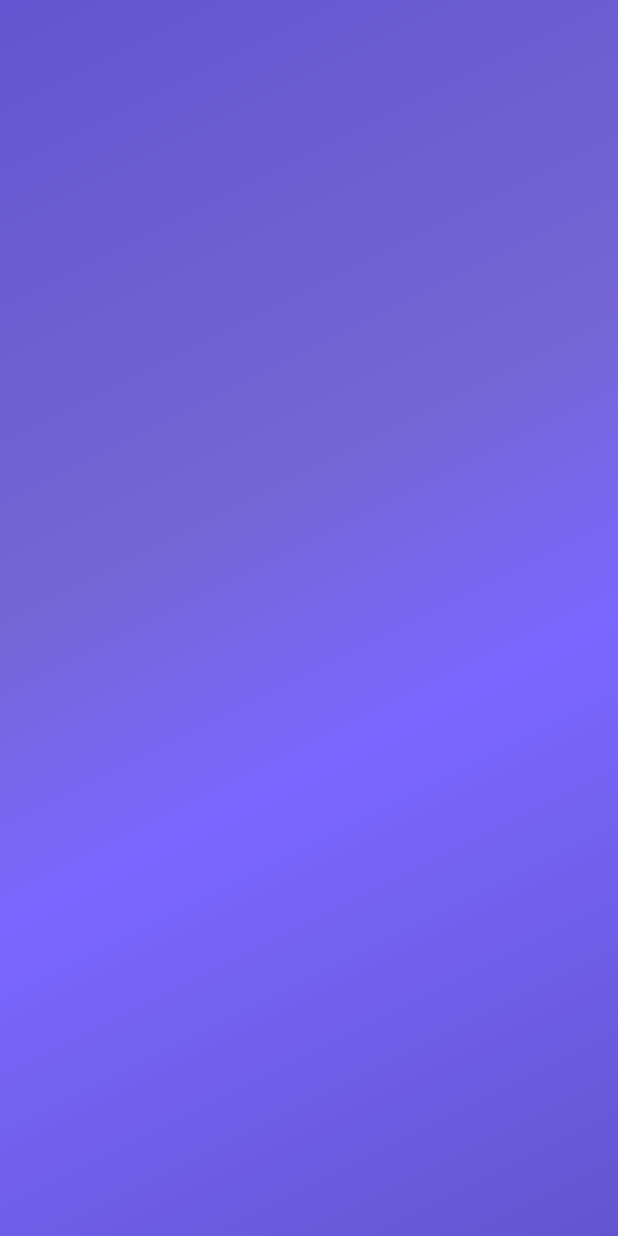
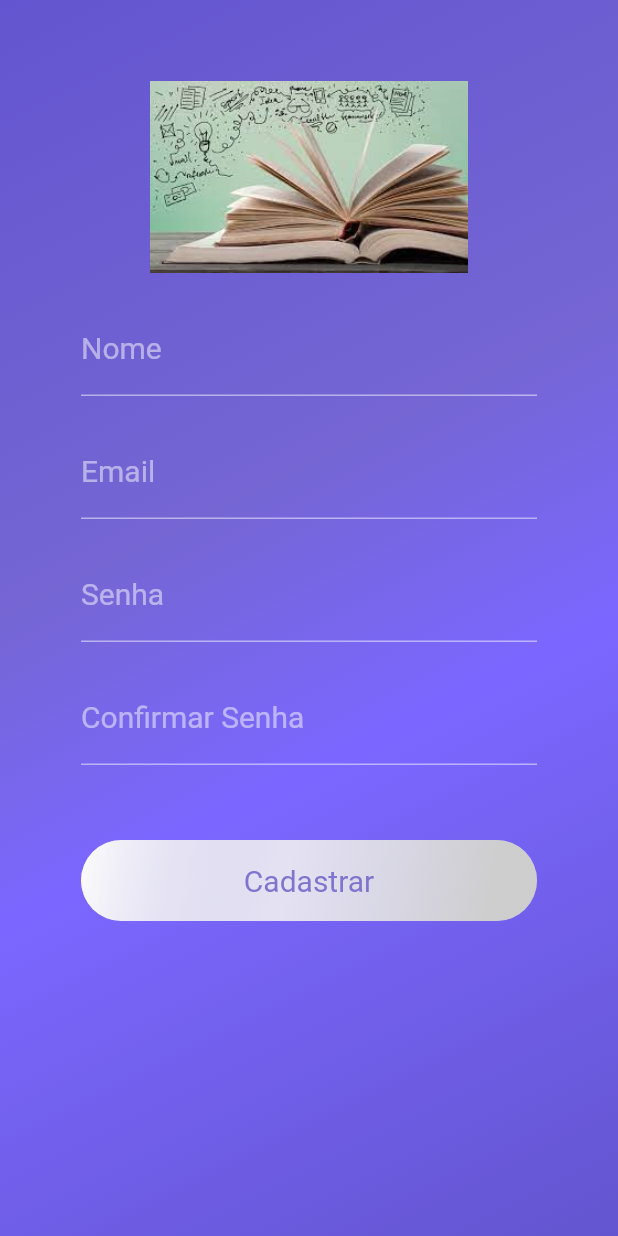
Before and after one commit to Grazifelix/Like-A-book-App, a Flutter app: the RegisterPage screen opened by its route, on a phone screen of 412 x 824 dp. Run offline on Flutter 3.47's test engine with Material 2 defaults, Android fonts, the phone set to English and light mode, and no system bars; missing offline and left inert: dart:html.

Commit message:
style: create all the register screen components

```diff
--- a/lib/src/view/register_page_view.dart
+++ b/lib/src/view/register_page_view.dart
@@ -1,4 +1,5 @@
 import 'package:flutter/material.dart';
+import 'package:likeabook_app/src/controller/login_page_controller.dart';
 
 class RegisterPage extends StatefulWidget {
   const RegisterPage({Key? key}) : super(key: key);
@@ -26,8 +27,153 @@ class _RegisterPageState extends State<RegisterPage> {
             Color.fromARGB(255, 99, 85, 207)
           ],
         )),
-        padding: const EdgeInsets.all(54.0),
-        child: ListView(),
+        padding: const EdgeInsets.only(
+            left: 54.0, top: 54.0, right: 54.0, bottom: 0.0),
+        child: ListView(
+          children: <Widget>[
+            SizedBox(
+              width: 128,
+              height: 128,
+              child: Image.asset('imagens/logo_imagem.jpeg'),
+            ),
+            const SizedBox(
+              height: 20,
+            ),
+            //Input Name
+            TextFormField(
+              keyboardType: TextInputType.name,
+              decoration: const InputDecoration(
+                  enabledBorder: UnderlineInputBorder(
+                      borderSide: BorderSide(
+                          color: Color.fromARGB(128, 255, 255, 255))),
+                  focusedBorder: UnderlineInputBorder(
+                      borderSide: BorderSide(
+                          color: Color.fromARGB(128, 255, 255, 255))),
+                  floatingLabelStyle:
+                      TextStyle(color: Color.fromARGB(128, 255, 255, 255)),
+                  labelText: "Nome",
+                  labelStyle: TextStyle(
+                      color: Color.fromARGB(128, 255, 255, 255),
+                      fontWeight: FontWeight.w400,
+                      fontSize: 20)),
+            ),
+            const SizedBox(
+              height: 20,
+            ),
+            //Input Email
+            TextFormField(
+              validator: (value) => validarEmail(value!),
+              keyboardType: TextInputType.emailAddress,
+              decoration: const InputDecoration(
+                enabledBorder: UnderlineInputBorder(
+                  borderSide:
+                      BorderSide(color: Color.fromARGB(128, 255, 255, 255)),
+                ),
+                focusedBorder: UnderlineInputBorder(
+                  borderSide:
+                      BorderSide(color: Color.fromARGB(128, 255, 255, 255)),
+                ),
+                floatingLabelStyle:
+                    TextStyle(color: Color.fromARGB(128, 255, 255, 255)),
+                labelText: "Email",
+                labelStyle: TextStyle(
+                    color: Color.fromARGB(128, 255, 255, 255),
+                    fontWeight: FontWeight.w400,
+                    fontSize: 20),
+              ),
+            ),
+            const SizedBox(
+              height: 20,
+            ),
+            //Input Senha
+            TextFormField(
+              keyboardType: TextInputType.visiblePassword,
+              validator: (value) => validarSenha(value!),
+              decoration: const InputDecoration(
+                enabledBorder: UnderlineInputBorder(
+                  borderSide:
+                      BorderSide(color: Color.fromARGB(128, 255, 255, 255)),
+                ),
+                focusedBorder: UnderlineInputBorder(
+                  borderSide:
+                      BorderSide(color: Color.fromARGB(128, 255, 255, 255)),
+                ),
+                floatingLabelStyle:
+                    TextStyle(color: Color.fromARGB(128, 255, 255, 255)),
+                labelText: "Senha",
+                labelStyle: TextStyle(
+                    color: Color.fromARGB(128, 255, 255, 255),
+                    fontWeight: FontWeight.w400,
+                    fontSize: 20),
+              ),
+            ),
+            const SizedBox(
+              height: 20,
+            ),
+            TextFormField(
+              keyboardType: TextInputType.visiblePassword,
+              validator: (value) => validarSenha(value!),
+              decoration: const InputDecoration(
+                enabledBorder: UnderlineInputBorder(
+                  borderSide:
+                      BorderSide(color: Color.fromARGB(128, 255, 255, 255)),
+                ),
+                focusedBorder: UnderlineInputBorder(
+                  borderSide:
+                      BorderSide(color: Color.fromARGB(128, 255, 255, 255)),
+                ),
+                floatingLabelStyle:
+                    TextStyle(color: Color.fromARGB(128, 255, 255, 255)),
+                labelText: "Confirmar Senha",
+                labelStyle: TextStyle(
+                    color: Color.fromARGB(128, 255, 255, 255),
+                    fontWeight: FontWeight.w400,
+                    fontSize: 20),
+              ),
+            ),
+            const SizedBox(
+              height: 50,
+            ),
+            Material(
+                borderRadius: const BorderRadius.all(
+                  Radius.circular(30),
+                ),
+                child: InkWell(
+                  borderRadius: const BorderRadius.all(
+                    Radius.circular(30),
+                  ),
+                  onTap: () => print('Cadastrar'),
+                  child: Ink(
+                    height: 54,
+                    width: double.maxFinite,
+                    decoration: const BoxDecoration(
+                        gradient: LinearGradient(
+                            begin: Alignment.topLeft,
+                            end: Alignment.bottomRight,
+                            stops: [
+                              0.0,
+                              0.45,
+                              0.9
+                            ],
+                            colors: [
+                              Color.fromARGB(146, 255, 255, 255),
+                              Color.fromARGB(45, 127, 116, 206),
+                              Color.fromARGB(100, 137, 137, 137),
+                            ]),
+                        borderRadius: BorderRadius.all(Radius.circular(30))),
+                    child: const Center(
+                      child: Text(
+                        'Cadastrar',
+                        style: TextStyle(
+                          color: Color.fromARGB(255, 127, 116, 206),
+                          fontSize: 20,
+                        ),
+                      ),
+                    ),
+                  ),
+                ))
+          ],
+        ),
       ),
     );
   }
```
